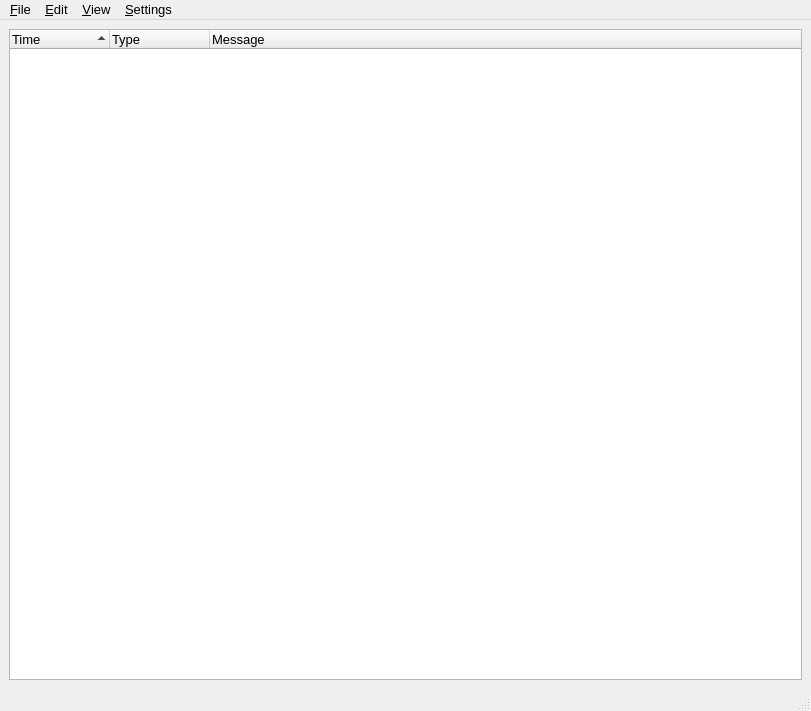
a-ilin/vidalia, file src/gui/messagelog/messagelog.ui: the form before one commit.
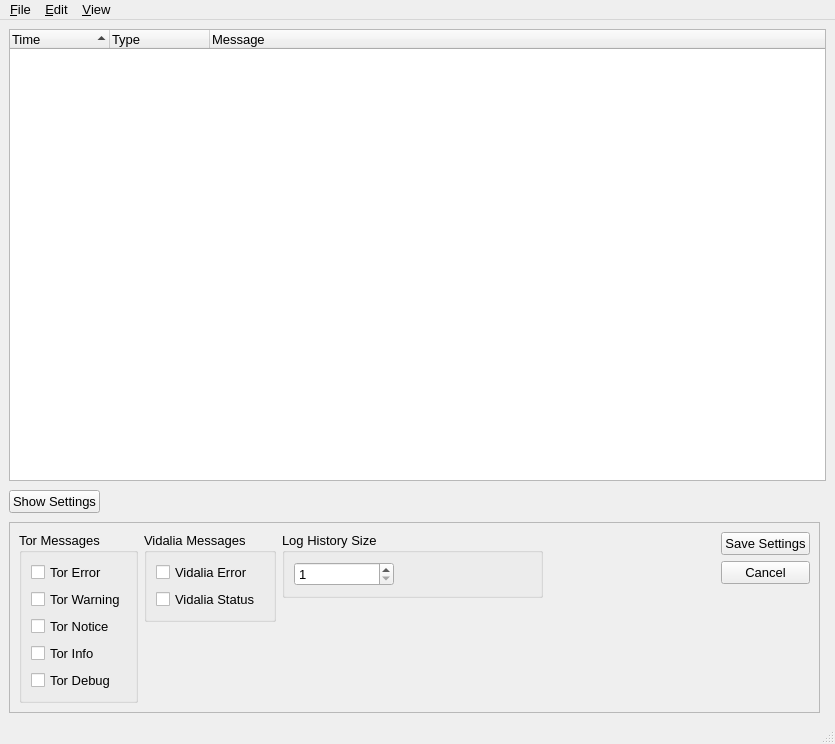
The form after the commit. Icons and pictures are not drawn.

Commit message:
Message Log now has a nifty hidden settings menu instead of seperate dialogs.
svn:r158

Patch:
```diff
--- a/src/gui/messagelog/messagelog.ui
+++ b/src/gui/messagelog/messagelog.ui
@@ -8,8 +8,8 @@
    <rect>
     <x>0</x>
     <y>0</y>
-    <width>811</width>
-    <height>711</height>
+    <width>835</width>
+    <height>744</height>
    </rect>
   </property>
   <property name="font" >
@@ -83,6 +83,429 @@
       </column>
      </widget>
     </item>
+    <item>
+     <layout class="QHBoxLayout" >
+      <property name="margin" >
+       <number>0</number>
+      </property>
+      <property name="spacing" >
+       <number>6</number>
+      </property>
+      <item>
+       <widget class="QPushButton" name="btnToggleSettings" >
+        <property name="contextMenuPolicy" >
+         <enum>Qt::NoContextMenu</enum>
+        </property>
+        <property name="toolTip" >
+         <string>Toggles display of Message Log settings</string>
+        </property>
+        <property name="text" >
+         <string>Show Settings</string>
+        </property>
+        <property name="checkable" >
+         <bool>true</bool>
+        </property>
+       </widget>
+      </item>
+      <item>
+       <spacer>
+        <property name="orientation" >
+         <enum>Qt::Horizontal</enum>
+        </property>
+        <property name="sizeHint" >
+         <size>
+          <width>709</width>
+          <height>29</height>
+         </size>
+        </property>
+       </spacer>
+      </item>
+     </layout>
+    </item>
+    <item>
+     <widget class="QFrame" name="frmSettings" >
+      <property name="enabled" >
+       <bool>true</bool>
+      </property>
+      <property name="sizePolicy" >
+       <sizepolicy>
+        <hsizetype>0</hsizetype>
+        <vsizetype>0</vsizetype>
+        <horstretch>0</horstretch>
+        <verstretch>0</verstretch>
+       </sizepolicy>
+      </property>
+      <property name="minimumSize" >
+       <size>
+        <width>811</width>
+        <height>181</height>
+       </size>
+      </property>
+      <property name="contextMenuPolicy" >
+       <enum>Qt::NoContextMenu</enum>
+      </property>
+      <property name="frameShape" >
+       <enum>QFrame::StyledPanel</enum>
+      </property>
+      <property name="frameShadow" >
+       <enum>QFrame::Raised</enum>
+      </property>
+      <layout class="QHBoxLayout" >
+       <property name="margin" >
+        <number>9</number>
+       </property>
+       <property name="spacing" >
+        <number>6</number>
+       </property>
+       <item>
+        <widget class="QGroupBox" name="groupBox" >
+         <property name="contextMenuPolicy" >
+          <enum>Qt::NoContextMenu</enum>
+         </property>
+         <property name="title" >
+          <string>Tor Messages</string>
+         </property>
+         <layout class="QVBoxLayout" >
+          <property name="margin" >
+           <number>9</number>
+          </property>
+          <property name="spacing" >
+           <number>6</number>
+          </property>
+          <item>
+           <layout class="QVBoxLayout" >
+            <property name="margin" >
+             <number>0</number>
+            </property>
+            <property name="spacing" >
+             <number>6</number>
+            </property>
+            <item>
+             <widget class="QCheckBox" name="chkTorErr" >
+              <property name="contextMenuPolicy" >
+               <enum>Qt::NoContextMenu</enum>
+              </property>
+              <property name="toolTip" >
+               <string/>
+              </property>
+              <property name="whatsThis" >
+               <string/>
+              </property>
+              <property name="text" >
+               <string>Tor Error</string>
+              </property>
+              <property name="icon" >
+               <iconset resource="..\res\vidalia.qrc" >:/images/msg_error.png</iconset>
+              </property>
+             </widget>
+            </item>
+            <item>
+             <widget class="QCheckBox" name="chkTorWarn" >
+              <property name="contextMenuPolicy" >
+               <enum>Qt::NoContextMenu</enum>
+              </property>
+              <property name="toolTip" >
+               <string/>
+              </property>
+              <property name="text" >
+               <string>Tor Warning</string>
+              </property>
+              <property name="icon" >
+               <iconset resource="..\res\vidalia.qrc" >:/images/msg_warn.png</iconset>
+              </property>
+             </widget>
+            </item>
+            <item>
+             <widget class="QCheckBox" name="chkTorNote" >
+              <property name="contextMenuPolicy" >
+               <enum>Qt::NoContextMenu</enum>
+              </property>
+              <property name="toolTip" >
+               <string/>
+              </property>
+              <property name="text" >
+               <string>Tor Notice</string>
+              </property>
+              <property name="icon" >
+               <iconset resource="..\res\vidalia.qrc" >:/images/msg_notice.png</iconset>
+              </property>
+             </widget>
+            </item>
+            <item>
+             <widget class="QCheckBox" name="chkTorInfo" >
+              <property name="contextMenuPolicy" >
+               <enum>Qt::NoContextMenu</enum>
+              </property>
+              <property name="toolTip" >
+               <string/>
+              </property>
+              <property name="text" >
+               <string>Tor Info</string>
+              </property>
+              <property name="icon" >
+               <iconset resource="..\res\vidalia.qrc" >:/images/msg_info.png</iconset>
+              </property>
+             </widget>
+            </item>
+            <item>
+             <widget class="QCheckBox" name="chkTorDebug" >
+              <property name="contextMenuPolicy" >
+               <enum>Qt::NoContextMenu</enum>
+              </property>
+              <property name="toolTip" >
+               <string/>
+              </property>
+              <property name="text" >
+               <string>Tor Debug</string>
+              </property>
+              <property name="icon" >
+               <iconset resource="..\res\vidalia.qrc" >:/images/msg_debug.png</iconset>
+              </property>
+             </widget>
+            </item>
+           </layout>
+          </item>
+         </layout>
+        </widget>
+       </item>
+       <item>
+        <layout class="QVBoxLayout" >
+         <property name="margin" >
+          <number>0</number>
+         </property>
+         <property name="spacing" >
+          <number>6</number>
+         </property>
+         <item>
+          <widget class="QGroupBox" name="groupBox_2" >
+           <property name="contextMenuPolicy" >
+            <enum>Qt::NoContextMenu</enum>
+           </property>
+           <property name="title" >
+            <string>Vidalia Messages</string>
+           </property>
+           <layout class="QVBoxLayout" >
+            <property name="margin" >
+             <number>9</number>
+            </property>
+            <property name="spacing" >
+             <number>6</number>
+            </property>
+            <item>
+             <layout class="QVBoxLayout" >
+              <property name="margin" >
+               <number>0</number>
+              </property>
+              <property name="spacing" >
+               <number>6</number>
+              </property>
+              <item>
+               <widget class="QCheckBox" name="chkVidErr" >
+                <property name="contextMenuPolicy" >
+                 <enum>Qt::NoContextMenu</enum>
+                </property>
+                <property name="toolTip" >
+                 <string/>
+                </property>
+                <property name="text" >
+                 <string>Vidalia Error</string>
+                </property>
+               </widget>
+              </item>
+              <item>
+               <widget class="QCheckBox" name="chkVidStat" >
+                <property name="contextMenuPolicy" >
+                 <enum>Qt::NoContextMenu</enum>
+                </property>
+                <property name="toolTip" >
+                 <string/>
+                </property>
+                <property name="text" >
+                 <string>Vidalia Status</string>
+                </property>
+               </widget>
+              </item>
+             </layout>
+            </item>
+           </layout>
+          </widget>
+         </item>
+         <item>
+          <spacer>
+           <property name="orientation" >
+            <enum>Qt::Vertical</enum>
+           </property>
+           <property name="sizeHint" >
+            <size>
+             <width>20</width>
+             <height>71</height>
+            </size>
+           </property>
+          </spacer>
+         </item>
+        </layout>
+       </item>
+       <item>
+        <layout class="QVBoxLayout" >
+         <property name="margin" >
+          <number>0</number>
+         </property>
+         <property name="spacing" >
+          <number>6</number>
+         </property>
+         <item>
+          <widget class="QGroupBox" name="groupBox_3" >
+           <property name="contextMenuPolicy" >
+            <enum>Qt::NoContextMenu</enum>
+           </property>
+           <property name="title" >
+            <string>Log History Size</string>
+           </property>
+           <layout class="QVBoxLayout" >
+            <property name="margin" >
+             <number>9</number>
+            </property>
+            <property name="spacing" >
+             <number>6</number>
+            </property>
+            <item>
+             <layout class="QHBoxLayout" >
+              <property name="margin" >
+               <number>0</number>
+              </property>
+              <property name="spacing" >
+               <number>6</number>
+              </property>
+              <item>
+               <widget class="QSpinBox" name="spnbxMaxCount" >
+                <property name="minimumSize" >
+                 <size>
+                  <width>100</width>
+                  <height>0</height>
+                 </size>
+                </property>
+                <property name="contextMenuPolicy" >
+                 <enum>Qt::NoContextMenu</enum>
+                </property>
+                <property name="toolTip" >
+                 <string>Number of messages to keep in log</string>
+                </property>
+                <property name="maximum" >
+                 <number>99999</number>
+                </property>
+                <property name="minimum" >
+                 <number>1</number>
+                </property>
+               </widget>
+              </item>
+              <item>
+               <spacer>
+                <property name="orientation" >
+                 <enum>Qt::Horizontal</enum>
+                </property>
+                <property name="sizeHint" >
+                 <size>
+                  <width>62</width>
+                  <height>23</height>
+                 </size>
+                </property>
+               </spacer>
+              </item>
+             </layout>
+            </item>
+           </layout>
+          </widget>
+         </item>
+         <item>
+          <spacer>
+           <property name="orientation" >
+            <enum>Qt::Vertical</enum>
+           </property>
+           <property name="sizeHint" >
+            <size>
+             <width>20</width>
+             <height>81</height>
+            </size>
+           </property>
+          </spacer>
+         </item>
+        </layout>
+       </item>
+       <item>
+        <layout class="QHBoxLayout" >
+         <property name="margin" >
+          <number>0</number>
+         </property>
+         <property name="spacing" >
+          <number>6</number>
+         </property>
+         <item>
+          <spacer>
+           <property name="orientation" >
+            <enum>Qt::Horizontal</enum>
+           </property>
+           <property name="sizeHint" >
+            <size>
+             <width>101</width>
+             <height>20</height>
+            </size>
+           </property>
+          </spacer>
+         </item>
+         <item>
+          <layout class="QVBoxLayout" >
+           <property name="margin" >
+            <number>0</number>
+           </property>
+           <property name="spacing" >
+            <number>6</number>
+           </property>
+           <item>
+            <widget class="QPushButton" name="btnSaveSettings" >
+             <property name="contextMenuPolicy" >
+              <enum>Qt::NoContextMenu</enum>
+             </property>
+             <property name="toolTip" >
+              <string>Saves the current Message Log settings</string>
+             </property>
+             <property name="text" >
+              <string>Save Settings</string>
+             </property>
+            </widget>
+           </item>
+           <item>
+            <widget class="QPushButton" name="btnCancelSettings" >
+             <property name="contextMenuPolicy" >
+              <enum>Qt::NoContextMenu</enum>
+             </property>
+             <property name="toolTip" >
+              <string>Cancels changes made to settings</string>
+             </property>
+             <property name="text" >
+              <string>Cancel</string>
+             </property>
+            </widget>
+           </item>
+           <item>
+            <spacer>
+             <property name="orientation" >
+              <enum>Qt::Vertical</enum>
+             </property>
+             <property name="sizeHint" >
+              <size>
+               <width>20</width>
+               <height>81</height>
+              </size>
+             </property>
+            </spacer>
+           </item>
+          </layout>
+         </item>
+        </layout>
+       </item>
+      </layout>
+     </widget>
+    </item>
    </layout>
   </widget>
   <widget class="QMenuBar" name="menubar" >
@@ -90,7 +513,7 @@
     <rect>
      <x>0</x>
      <y>0</y>
-     <width>811</width>
+     <width>835</width>
      <height>19</height>
     </rect>
    </property>
@@ -126,14 +549,13 @@
    <addaction name="menu_File" />
    <addaction name="menu_Edit" />
    <addaction name="menu_View" />
-   <addaction name="menu_Settings" />
   </widget>
   <widget class="QStatusBar" name="statusbar" >
    <property name="geometry" >
     <rect>
      <x>0</x>
-     <y>689</y>
-     <width>811</width>
+     <y>722</y>
+     <width>835</width>
      <height>22</height>
     </rect>
    </property>
```
Left out of the diff: 17 changed lines with no effect on the pictures. The commit also changes 8 other files.
